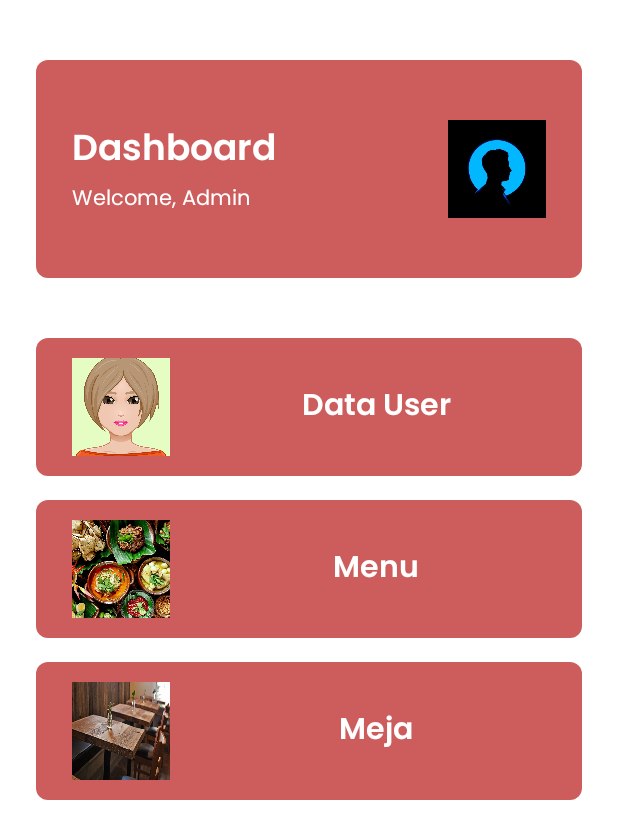
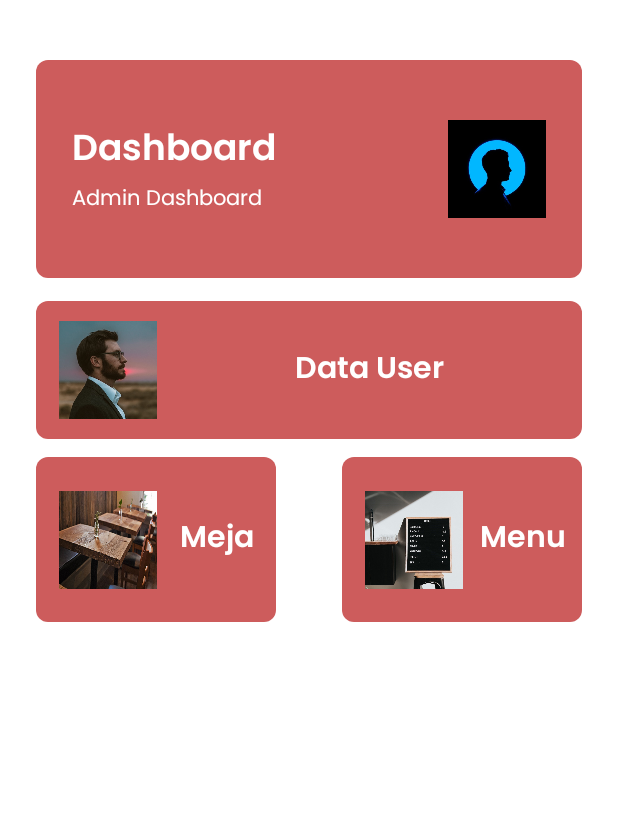
Before and after one commit to valendio/ukk-android-kasirapp, an Android app: the screen it shows after launch (MainActivity), on a phone screen of 412 x 824 dp. Shown: the top 839 px of the screen. Run offline under Robolectric (Android 15) with nearby library versions, the phone set to English and light mode, and no system bars.

Commit message:
update dashboard

```diff
--- a/app/src/main/java/com/example/kasirapp/user/AddUser.kt
+++ b/app/src/main/java/com/example/kasirapp/user/AddUser.kt
@@ -77,7 +77,6 @@ class   AddUser : AppCompatActivity() {
             }
         }
     }
-
     private fun alert(){
         Toast.makeText(this, "Enter The Right Value", Toast.LENGTH_SHORT).show()
     }
--- a/app/src/main/res/layout/activity_main.xml
+++ b/app/src/main/res/layout/activity_main.xml
@@ -3,7 +3,7 @@
     xmlns:app="http://schemas.android.com/apk/res-auto"
     xmlns:tools="http://schemas.android.com/tools"
     android:layout_width="match_parent"
-    android:layout_height="match_parent"
+    android:layout_height="wrap_content"
     tools:ignore="ContentDescription"
     tools:context=".MainActivity">
 
@@ -52,7 +52,7 @@
         android:id="@+id/main_iv_bg_user"
         style="@style/BaseUI.BaseCard"
         android:clickable="true"
-        android:layout_marginTop="@dimen/empat_puluh"
+        android:layout_marginTop="@dimen/lima_belas"
         app:layout_constraintEnd_toEndOf="parent"
         app:layout_constraintStart_toStartOf="parent"
         app:layout_constraintTop_toBottomOf="@+id/main_iv_bg_banner"
@@ -62,7 +62,7 @@
         android:id="@+id/main_iv_dash_user"
         style="@style/ImageUser"
         android:background="@drawable/dash_user"
-        android:layout_marginStart="@dimen/dua_empat"
+        android:layout_marginStart="@dimen/lima_belas"
         app:layout_constraintBottom_toBottomOf="@+id/main_iv_bg_user"
         app:layout_constraintStart_toStartOf="@+id/main_iv_bg_user"
         app:layout_constraintTop_toTopOf="@+id/main_iv_bg_user"
@@ -79,25 +79,29 @@
         app:layout_constraintTop_toTopOf="@+id/main_iv_bg_user" />
 
     <ImageView
+        android:orientation="horizontal"
         android:id="@+id/main_iv_bg_menu"
         style="@style/BaseUI.BaseCard"
+        android:layout_width="160dp"
+        android:layout_height="110dp"
+        android:layout_marginTop="12dp"
         android:clickable="true"
-        android:layout_marginTop="@dimen/enam_belas"
         app:layout_constraintEnd_toEndOf="parent"
+        app:layout_constraintHorizontal_bias="1.0"
         app:layout_constraintStart_toStartOf="parent"
-        app:layout_constraintTop_toBottomOf="@+id/main_iv_bg_user"
-        />
+        app:layout_constraintTop_toBottomOf="@+id/main_iv_bg_user" />
 
     <ImageView
         android:id="@+id/main_iv_dash_menu"
         style="@style/ImageUser"
         android:src="@drawable/dash_food"
-        android:layout_marginStart="@dimen/dua_empat"
+        android:layout_marginStart="@dimen/lima_belas"
         app:layout_constraintBottom_toBottomOf="@+id/main_iv_bg_menu"
         app:layout_constraintStart_toStartOf="@+id/main_iv_bg_menu"
         app:layout_constraintTop_toTopOf="@+id/main_iv_bg_menu" />
 
     <TextView
+
         android:id="@+id/main_tv_dash_menu"
         style="@style/TextSubHead"
         android:text="@string/menu"
@@ -111,18 +115,21 @@
     <ImageView
         android:id="@+id/main_iv_bg_meja"
         style="@style/BaseUI.BaseCard"
+        android:layout_width="160dp"
+        android:layout_height="110dp"
+        android:layout_marginTop="12dp"
         android:clickable="true"
-        android:layout_marginTop="@dimen/enam_belas"
+        android:orientation="horizontal"
         app:layout_constraintEnd_toEndOf="parent"
         app:layout_constraintHorizontal_bias="0.0"
         app:layout_constraintStart_toStartOf="parent"
-        app:layout_constraintTop_toBottomOf="@+id/main_iv_bg_menu" />
+        app:layout_constraintTop_toBottomOf="@+id/main_iv_bg_user" />
 
     <ImageView
         android:id="@+id/main_iv_dash_meja"
         style="@style/ImageUser"
         android:background="@drawable/dash_meja"
-        android:layout_marginStart="@dimen/dua_empat"
+        android:layout_marginStart="@dimen/lima_belas"
         app:layout_constraintBottom_toBottomOf="@+id/main_iv_bg_meja"
         app:layout_constraintStart_toStartOf="@+id/main_iv_bg_meja"
         app:layout_constraintTop_toTopOf="@+id/main_iv_bg_meja" />
--- a/app/src/main/res/values/dimens.xml
+++ b/app/src/main/res/values/dimens.xml
@@ -17,5 +17,6 @@
     <dimen name="text_empat_puluh">40sp</dimen>
     <dimen name="empat_dua">42dp</dimen>
     <dimen name="fab_margin">16dp</dimen>
+    <dimen name="lima_belas">15dp</dimen>
 
 </resources>
--- a/app/src/main/res/values/strings.xml
+++ b/app/src/main/res/values/strings.xml
@@ -19,7 +19,7 @@
     <string name="harga_menu">Harga</string>
     <string name="save">Save</string>
     <string name="dashboard">Dashboard</string>
-    <string name="welcome_admin">Welcome, Admin</string>
+    <string name="welcome_admin">Admin Dashboard</string>
     <string name="admin">Admin </string>
     <string name="update_menu">Update Menu</string>
     <string name="title_activity_add_user">AddUser</string>
```
Also changed, not shown: app/src/main/res/drawable/dash_food.jpg, app/src/main/res/drawable/dash_user.png.
